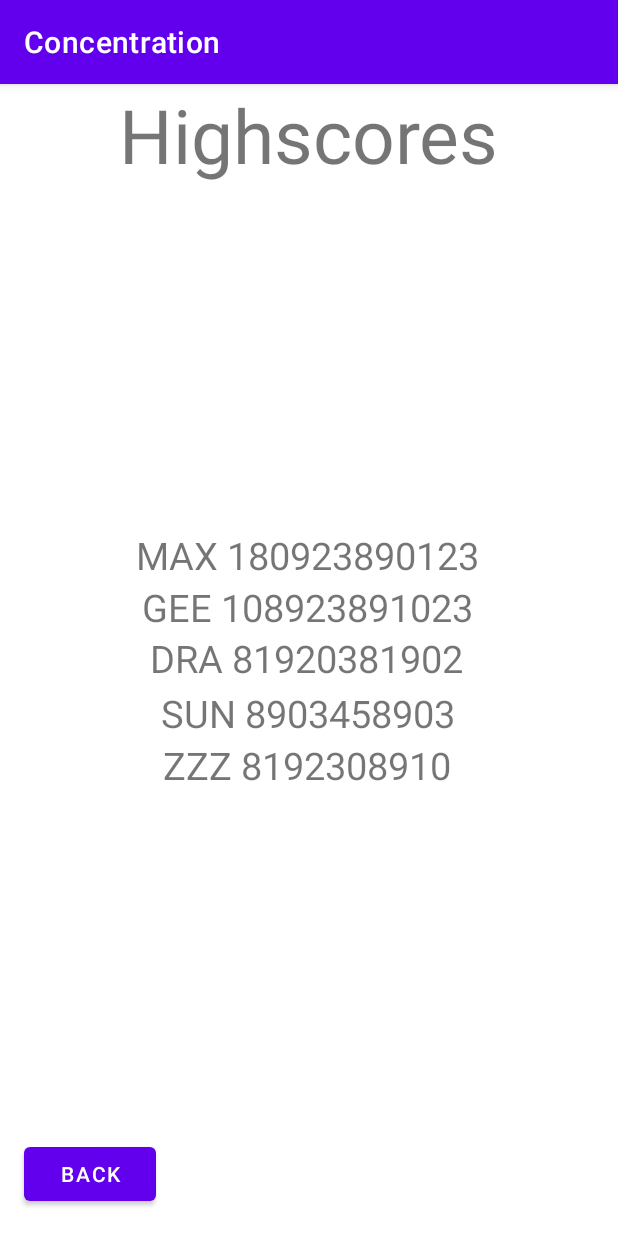
After one commit to amelieando/Concentration, an Android app: the Highscore screen opened directly, with no data from a screen before it, on a phone screen of 412 x 824 dp. The commit adds this screen. Run offline under Robolectric (Android 15) with nearby library versions, the phone set to English and light mode, and no system bars.

Commit message:
Mockup High Score Screen

```diff
--- a/app/src/main/AndroidManifest.xml
+++ b/app/src/main/AndroidManifest.xml
@@ -12,6 +12,13 @@
         android:supportsRtl="true"
         android:theme="@style/Theme.Concentration"
         tools:targetApi="31">
+        <activity
+            android:name=".Highscore"
+            android:exported="false">
+            <meta-data
+                android:name="android.app.lib_name"
+                android:value="" />
+        </activity>
         <activity
             android:name=".cGame"
             android:exported="false">
--- /dev/null
+++ b/app/src/main/java/com/example/concentration/Highscore.java
@@ -0,0 +1,30 @@
+package com.example.concentration;
+
+import androidx.appcompat.app.AppCompatActivity;
+
+import android.content.Intent;
+import android.os.Bundle;
+import android.view.View;
+import android.widget.Button;
+
+public class Highscore extends AppCompatActivity {
+    private Button buttonBackHS;
+
+
+    @Override
+    protected void onCreate(Bundle savedInstanceState) {
+        super.onCreate(savedInstanceState);
+        setContentView(R.layout.activity_highscore);
+        buttonBackHS = (Button) findViewById(R.id.buttonBackHS);
+        buttonBackHS.setOnClickListener(new View.OnClickListener() {
+            public void onClick(View v) {
+                openActivity1();
+            }
+        });
+    }
+
+    public void openActivity1() {
+        Intent intent = new Intent(this, MainActivity.class);
+        startActivity(intent);
+    }
+}
--- a/app/src/main/java/com/example/concentration/MainActivity.java
+++ b/app/src/main/java/com/example/concentration/MainActivity.java
@@ -32,6 +32,13 @@
             }
         });
 
+        hsBtn.setOnClickListener(new View.OnClickListener() {
+            @Override
+            public void onClick(View v) {
+                openActivity3();
+            }
+        });
+
         MediaPlayer music = MediaPlayer.create(MainActivity.this, R.raw.music);
         music.start();
     }
@@ -47,4 +54,9 @@
         //Intent intent = new Intent(this, cGame.class);
         //startActivity(intent);
     }
+
+    public void openActivity3() {
+            Intent intent = new Intent(this, Highscore.class);
+            startActivity(intent);
+    }
 }
--- /dev/null
+++ b/app/src/main/res/layout/activity_highscore.xml
@@ -0,0 +1,98 @@
+<?xml version="1.0" encoding="utf-8"?>
+<androidx.constraintlayout.widget.ConstraintLayout xmlns:android="http://schemas.android.com/apk/res/android"
+    xmlns:app="http://schemas.android.com/apk/res-auto"
+    xmlns:tools="http://schemas.android.com/tools"
+    android:layout_width="match_parent"
+    android:layout_height="match_parent"
+    tools:context=".Highscore">
+
+    <TextView
+        android:id="@+id/textView2"
+        android:layout_width="wrap_content"
+        android:layout_height="wrap_content"
+        android:text="Highscores"
+        android:textSize="50sp"
+        app:layout_constraintEnd_toEndOf="parent"
+        app:layout_constraintStart_toStartOf="parent"
+        app:layout_constraintTop_toTopOf="parent" />
+
+    <TextView
+        android:id="@+id/textView3"
+        android:layout_width="wrap_content"
+        android:layout_height="wrap_content"
+        android:layout_marginTop="152dp"
+        android:text="MAX 180923890123"
+        android:textSize="25sp"
+        app:layout_constraintBottom_toBottomOf="parent"
+        app:layout_constraintEnd_toEndOf="parent"
+        app:layout_constraintHorizontal_bias="0.497"
+        app:layout_constraintStart_toStartOf="parent"
+        app:layout_constraintTop_toBottomOf="@+id/textView2"
+        app:layout_constraintVertical_bias="0.15" />
+
+    <TextView
+        android:id="@+id/textView7"
+        android:layout_width="wrap_content"
+        android:layout_height="wrap_content"
+        android:text="ZZZ 8192308910"
+        android:textSize="25sp"
+        app:layout_constraintBottom_toBottomOf="parent"
+        app:layout_constraintEnd_toEndOf="parent"
+        app:layout_constraintHorizontal_bias="0.495"
+        app:layout_constraintStart_toStartOf="parent"
+        app:layout_constraintTop_toBottomOf="@+id/textView6"
+        app:layout_constraintVertical_bias="0.0" />
+
+    <TextView
+        android:id="@+id/textView5"
+        android:layout_width="wrap_content"
+        android:layout_height="wrap_content"
+        android:text="DRA 81920381902"
+        android:textSize="25sp"
+        app:layout_constraintBottom_toBottomOf="parent"
+        app:layout_constraintEnd_toEndOf="parent"
+        app:layout_constraintHorizontal_bias="0.492"
+        app:layout_constraintStart_toStartOf="parent"
+        app:layout_constraintTop_toTopOf="@+id/textView4"
+        app:layout_constraintVertical_bias="0.085" />
+
+    <TextView
+        android:id="@+id/textView6"
+        android:layout_width="wrap_content"
+        android:layout_height="wrap_content"
+        android:layout_marginStart="107dp"
+        android:layout_marginEnd="108dp"
+        android:text="SUN 8903458903"
+        android:textSize="25sp"
+        app:layout_constraintBottom_toBottomOf="parent"
+        app:layout_constraintEnd_toEndOf="parent"
+        app:layout_constraintHorizontal_bias="0.0"
+        app:layout_constraintStart_toStartOf="parent"
+        app:layout_constraintTop_toTopOf="@+id/textView5"
+        app:layout_constraintVertical_bias="0.099" />
+
+    <TextView
+        android:id="@+id/textView4"
+        android:layout_width="wrap_content"
+        android:layout_height="wrap_content"
+        android:text="GEE 108923891023"
+        android:textSize="25sp"
+        app:layout_constraintBottom_toBottomOf="parent"
+        app:layout_constraintEnd_toEndOf="parent"
+        app:layout_constraintHorizontal_bias="0.494"
+        app:layout_constraintStart_toStartOf="parent"
+        app:layout_constraintTop_toBottomOf="@+id/textView3"
+        app:layout_constraintVertical_bias="0.0" />
+
+    <Button
+        android:id="@+id/buttonBackHS"
+        android:layout_width="wrap_content"
+        android:layout_height="wrap_content"
+        android:text="Back"
+        app:layout_constraintBottom_toBottomOf="parent"
+        app:layout_constraintEnd_toEndOf="parent"
+        app:layout_constraintHorizontal_bias="0.049"
+        app:layout_constraintStart_toStartOf="parent"
+        app:layout_constraintTop_toTopOf="parent"
+        app:layout_constraintVertical_bias="0.976" />
+</androidx.constraintlayout.widget.ConstraintLayout>
```
